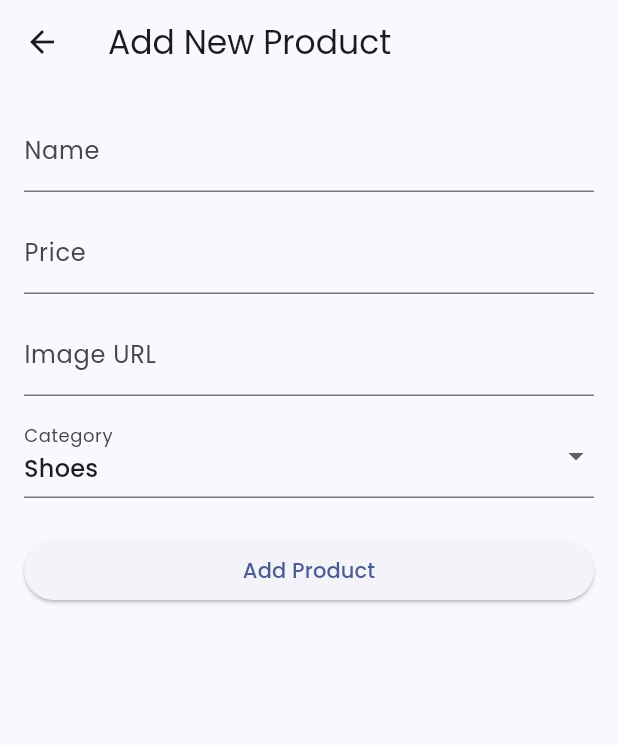
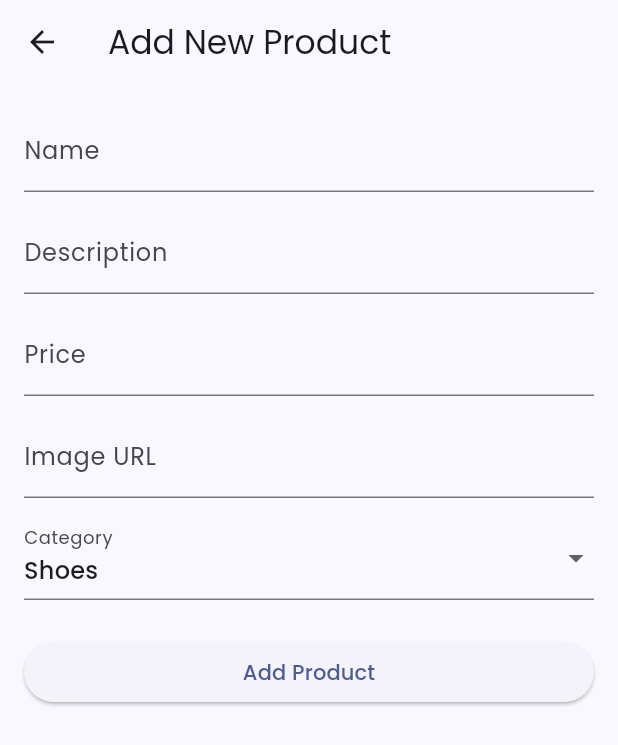
Before and after one commit to ebroahmed/e_commerce_flutter_app, a Flutter app: the AdminAddProductScreen screen opened directly, on a phone screen of 412 x 824 dp. Shown: the top 745 px of the screen. Run offline on Flutter 3.47's test engine with Material 3 defaults, Android fonts, the phone set to English and light mode, and no system bars; our stand-ins replace cloud_firestore, firebase_auth, firebase_core, flutter_riverpod, google_fonts; accounts and stored records are empty.

Commit message:
admin and some functionality updated

```diff
--- a/lib/providers/admin_provider.dart
+++ b/lib/providers/admin_provider.dart
@@ -9,6 +9,7 @@ final addProductProvider = FutureProvider.family
 
       return repo.addProduct(
         name: productData['name'],
+        description: productData['description'],
         price: productData['price'],
         imageUrl: productData['imageUrl'],
         category: productData['category'],
--- a/lib/repositories/product_admin_repository.dart
+++ b/lib/repositories/product_admin_repository.dart
@@ -5,12 +5,14 @@ class ProductAdminRepository {
 
   Future<void> addProduct({
     required String name,
+    required String description,
     required double price,
     required String imageUrl,
     required String category,
   }) async {
     final productData = {
       'name': name,
+      'description': description,
       'price': price,
       'imageUrl': imageUrl,
       'category': category,
--- a/lib/screens/admin_add_product_screen.dart
+++ b/lib/screens/admin_add_product_screen.dart
@@ -14,6 +14,7 @@ class AdminAddProductScreen extends ConsumerStatefulWidget {
 class _AdminAddProductScreenState extends ConsumerState<AdminAddProductScreen> {
   final _formKey = GlobalKey<FormState>();
   final _nameController = TextEditingController();
+  final _descriptionController = TextEditingController();
   final _priceController = TextEditingController();
   final _imageUrlController = TextEditingController();
   String _selectedCategory = 'Shoes';
@@ -35,6 +36,7 @@ class _AdminAddProductScreenState extends ConsumerState<AdminAddProductScreen> {
 
     final productData = {
       'name': _nameController.text,
+      'description': _descriptionController.text,
       'price': double.parse(_priceController.text),
       'imageUrl': _imageUrlController.text,
       'category': _selectedCategory,
@@ -48,6 +50,7 @@ class _AdminAddProductScreenState extends ConsumerState<AdminAddProductScreen> {
         );
         _formKey.currentState!.reset();
         _nameController.clear();
+        _descriptionController.clear();
         _priceController.clear();
         _imageUrlController.clear();
         setState(() => _selectedCategory = 'Shoes');
@@ -73,26 +76,34 @@ class _AdminAddProductScreenState extends ConsumerState<AdminAddProductScreen> {
             children: [
               TextFormField(
                 controller: _nameController,
-                decoration: const InputDecoration(labelText: 'Name'),
+                decoration: InputDecoration(labelText: 'Name'),
                 validator: (value) =>
                     value == null || value.isEmpty ? 'Required' : null,
               ),
-              const SizedBox(height: 12),
+              SizedBox(height: 12),
+              TextFormField(
+                controller: _descriptionController,
+                decoration: InputDecoration(labelText: 'Description'),
+                validator: (value) =>
+                    value == null || value.isEmpty ? 'Required' : null,
+              ),
+              SizedBox(height: 12),
+
               TextFormField(
                 controller: _priceController,
-                decoration: const InputDecoration(labelText: 'Price'),
+                decoration: InputDecoration(labelText: 'Price'),
                 keyboardType: TextInputType.number,
                 validator: (value) =>
                     value == null || value.isEmpty ? 'Required' : null,
               ),
-              const SizedBox(height: 12),
+              SizedBox(height: 12),
               TextFormField(
                 controller: _imageUrlController,
-                decoration: const InputDecoration(labelText: 'Image URL'),
+                decoration: InputDecoration(labelText: 'Image URL'),
                 validator: (value) =>
                     value == null || value.isEmpty ? 'Required' : null,
               ),
-              const SizedBox(height: 12),
+              SizedBox(height: 12),
               DropdownButtonFormField<String>(
                 value: _selectedCategory,
                 items: _categories
```
Also changed, not shown: lib/providers/auth_provider.dart (+14 -0 lines), lib/screens/home_screen.dart (+18 -10 lines).
